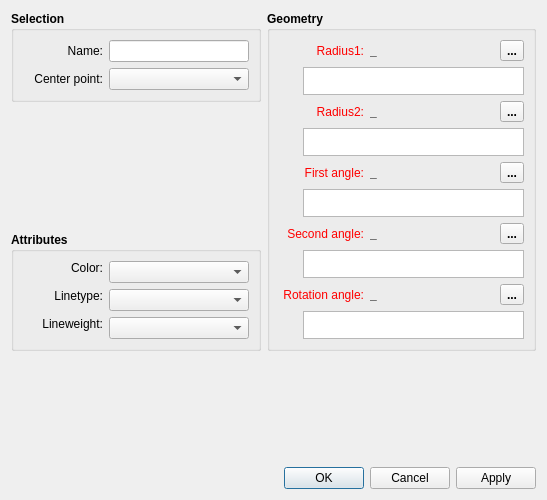
This is src/libs/vtools/dialogs/tools/dialogellipticalarc.ui in FashionFreedom/Seamly2D as Qt 5 draws it before an edit. The edited form follows.
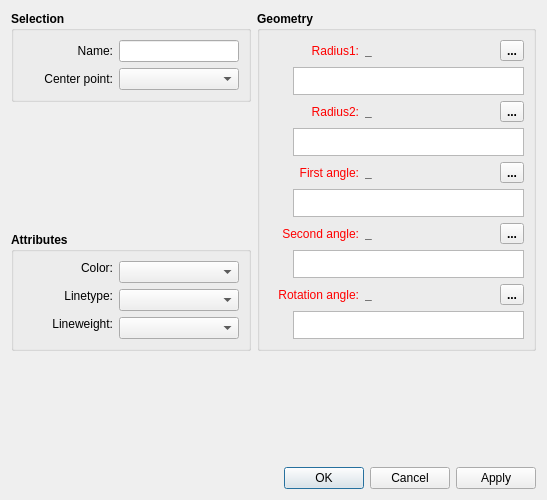
This is the edited form. Icons and pictures are not drawn. Custom widgets are drawn as their Qt base class.

The edit to the form file:
```diff
--- a/src/libs/vtools/dialogs/tools/dialogellipticalarc.ui
+++ b/src/libs/vtools/dialogs/tools/dialogellipticalarc.ui
@@ -36,10 +36,15 @@
            <verstretch>0</verstretch>
           </sizepolicy>
          </property>
+         <property name="minimumSize">
+          <size>
+           <width>0</width>
+           <height>80</height>
+          </size>
+         </property>
          <property name="font">
           <font>
            <pointsize>9</pointsize>
-           <weight>75</weight>
            <bold>true</bold>
           </font>
          </property>
@@ -48,18 +53,21 @@
          </property>
          <layout class="QVBoxLayout" name="verticalLayout">
           <item>
-           <layout class="QHBoxLayout" name="horizontalLayout_3">
-            <item>
+           <layout class="QFormLayout" name="formLayout">
+            <property name="labelAlignment">
+             <set>Qt::AlignRight|Qt::AlignTrailing|Qt::AlignVCenter</set>
+            </property>
+            <item row="0" column="0">
              <widget class="QLabel" name="name_Label">
               <property name="minimumSize">
                <size>
-                <width>80</width>
+                <width>90</width>
                 <height>0</height>
                </size>
               </property>
               <property name="font">
                <font>
-                <weight>50</weight>
+                <pointsize>9</pointsize>
                 <bold>false</bold>
                </font>
               </property>
@@ -71,27 +79,23 @@
               </property>
              </widget>
             </item>
-            <item>
+            <item row="0" column="1">
              <widget class="QLineEdit" name="name_LineEdit">
               <property name="minimumSize">
                <size>
-                <width>140</width>
+                <width>80</width>
                 <height>0</height>
                </size>
               </property>
               <property name="font">
                <font>
-                <weight>50</weight>
+                <pointsize>9</pointsize>
                 <bold>false</bold>
                </font>
               </property>
              </widget>
             </item>
-           </layout>
-          </item>
-          <item>
-           <layout class="QHBoxLayout" name="horizontalLayout">
-            <item>
+            <item row="1" column="0">
              <widget class="QLabel" name="centerPoint_Label">
               <property name="sizePolicy">
                <sizepolicy hsizetype="Fixed" vsizetype="Preferred">
@@ -101,13 +105,13 @@
               </property>
               <property name="minimumSize">
                <size>
-                <width>80</width>
+                <width>90</width>
                 <height>0</height>
                </size>
               </property>
               <property name="font">
                <font>
-                <weight>50</weight>
+                <pointsize>9</pointsize>
                 <bold>false</bold>
                </font>
               </property>
@@ -119,17 +123,17 @@
               </property>
              </widget>
             </item>
-            <item>
+            <item row="1" column="1">
              <widget class="QComboBox" name="centerPoint_ComboBox">
               <property name="minimumSize">
                <size>
-                <width>140</width>
+                <width>80</width>
                 <height>0</height>
                </size>
               </property>
               <property name="font">
                <font>
-                <weight>50</weight>
+                <pointsize>9</pointsize>
                 <bold>false</bold>
                </font>
               </property>
@@ -167,7 +171,6 @@
          <property name="font">
           <font>
            <pointsize>9</pointsize>
-           <weight>75</weight>
            <bold>true</bold>
           </font>
          </property>
@@ -177,6 +180,9 @@
          <layout class="QVBoxLayout" name="verticalLayout_4">
           <item>
            <layout class="QFormLayout" name="formLayout_3">
+            <property name="labelAlignment">
+             <set>Qt::AlignRight|Qt::AlignTrailing|Qt::AlignVCenter</set>
+            </property>
             <item row="1" column="0">
              <widget class="QLabel" name="lineType_Label">
               <property name="sizePolicy">
@@ -187,7 +193,7 @@
               </property>
               <property name="minimumSize">
                <size>
-                <width>80</width>
+                <width>90</width>
                 <height>0</height>
                </size>
               </property>
@@ -200,7 +206,6 @@
               <property name="font">
                <font>
                 <pointsize>9</pointsize>
-                <weight>50</weight>
                 <bold>false</bold>
                </font>
               </property>
@@ -222,7 +227,7 @@
               </property>
               <property name="minimumSize">
                <size>
-                <width>140</width>
+                <width>80</width>
                 <height>0</height>
                </size>
               </property>
@@ -235,7 +240,6 @@
               <property name="font">
                <font>
                 <pointsize>9</pointsize>
-                <weight>50</weight>
                 <bold>false</bold>
                </font>
               </property>
@@ -251,7 +255,7 @@
               </property>
               <property name="minimumSize">
                <size>
-                <width>80</width>
+                <width>90</width>
                 <height>0</height>
                </size>
               </property>
@@ -264,7 +268,6 @@
               <property name="font">
                <font>
                 <pointsize>9</pointsize>
-                <weight>50</weight>
                 <bold>false</bold>
                </font>
               </property>
@@ -286,14 +289,13 @@
               </property>
               <property name="minimumSize">
                <size>
-                <width>140</width>
+                <width>80</width>
                 <height>0</height>
                </size>
               </property>
               <property name="font">
                <font>
                 <pointsize>9</pointsize>
-                <weight>50</weight>
                 <bold>false</bold>
                </font>
               </property>
@@ -309,7 +311,7 @@
               </property>
               <property name="minimumSize">
                <size>
-                <width>80</width>
+                <width>90</width>
                 <height>0</height>
                </size>
               </property>
@@ -322,7 +324,6 @@
               <property name="font">
                <font>
                 <pointsize>9</pointsize>
-                <weight>50</weight>
                 <bold>false</bold>
                </font>
               </property>
@@ -344,14 +345,13 @@
               </property>
               <property name="minimumSize">
                <size>
-                <width>140</width>
+                <width>80</width>
                 <height>0</height>
                </size>
               </property>
               <property name="font">
                <font>
                 <pointsize>9</pointsize>
-                <weight>50</weight>
                 <bold>false</bold>
                </font>
               </property>
@@ -375,7 +375,6 @@
        <property name="font">
         <font>
          <pointsize>9</pointsize>
-         <weight>75</weight>
          <bold>true</bold>
         </font>
        </property>
@@ -388,14 +387,14 @@
           <item alignment="Qt::AlignLeft">
            <widget class="QLabel" name="labelEditRadius1">
             <property name="sizePolicy">
-             <sizepolicy hsizetype="Fixed" vsizetype="Preferred">
+             <sizepolicy hsizetype="Preferred" vsizetype="Preferred">
               <horstretch>0</horstretch>
               <verstretch>0</verstretch>
              </sizepolicy>
             </property>
             <property name="minimumSize">
              <size>
-              <width>85</width>
+              <width>90</width>
               <height>0</height>
              </size>
             </property>
@@ -438,7 +437,7 @@
             </property>
             <property name="font">
              <font>
-              <weight>50</weight>
+              <pointsize>9</pointsize>
               <bold>false</bold>
              </font>
             </property>
@@ -460,7 +459,7 @@
             </property>
             <property name="minimumSize">
              <size>
-              <width>87</width>
+              <width>40</width>
               <height>0</height>
              </size>
             </property>
@@ -579,14 +578,14 @@
           <item alignment="Qt::AlignLeft">
            <widget class="QLabel" name="labelEditRadius2">
             <property name="sizePolicy">
-             <sizepolicy hsizetype="Fixed" vsizetype="Preferred">
+             <sizepolicy hsizetype="Preferred" vsizetype="Preferred">
               <horstretch>0</horstretch>
               <verstretch>0</verstretch>
              </sizepolicy>
             </property>
             <property name="minimumSize">
              <size>
-              <width>85</width>
+              <width>90</width>
               <height>0</height>
              </size>
             </property>
@@ -629,7 +628,7 @@
             </property>
             <property name="font">
              <font>
-              <weight>50</weight>
+              <pointsize>9</pointsize>
               <bold>false</bold>
              </font>
             </property>
@@ -651,7 +650,7 @@
             </property>
             <property name="minimumSize">
              <size>
-              <width>87</width>
+              <width>40</width>
               <height>0</height>
              </size>
             </property>
@@ -770,14 +769,14 @@
           <item alignment="Qt::AlignLeft">
            <widget class="QLabel" name="labelEditF1">
             <property name="sizePolicy">
-             <sizepolicy hsizetype="Fixed" vsizetype="Preferred">
+             <sizepolicy hsizetype="Preferred" vsizetype="Preferred">
               <horstretch>0</horstretch>
               <verstretch>0</verstretch>
              </sizepolicy>
             </property>
             <property name="minimumSize">
              <size>
-              <width>85</width>
+              <width>90</width>
               <height>0</height>
              </size>
             </property>
@@ -820,7 +819,7 @@
             </property>
             <property name="font">
              <font>
-              <weight>50</weight>
+              <pointsize>9</pointsize>
               <bold>false</bold>
              </font>
             </property>
@@ -842,7 +841,7 @@
             </property>
             <property name="minimumSize">
              <size>
-              <width>87</width>
+              <width>40</width>
               <height>0</height>
              </size>
             </property>
@@ -961,14 +960,14 @@
           <item alignment="Qt::AlignLeft">
            <widget class="QLabel" name="labelEditF2">
             <property name="sizePolicy">
-             <sizepolicy hsizetype="Fixed" vsizetype="Preferred">
+             <sizepolicy hsizetype="Preferred" vsizetype="Preferred">
               <horstretch>0</horstretch>
               <verstretch>0</verstretch>
              </sizepolicy>
             </property>
             <property name="minimumSize">
              <size>
-              <width>85</width>
+              <width>90</width>
               <height>0</height>
              </size>
             </property>
@@ -1011,7 +1010,7 @@
             </property>
             <property name="font">
              <font>
-              <weight>50</weight>
+              <pointsize>9</pointsize>
               <bold>false</bold>
              </font>
             </property>
@@ -1033,7 +1032,7 @@
             </property>
             <property name="minimumSize">
              <size>
-              <width>87</width>
+              <width>40</width>
               <height>0</height>
              </size>
             </property>
@@ -1152,14 +1151,14 @@
           <item alignment="Qt::AlignLeft">
            <widget class="QLabel" name="labelEditRotationAngle">
             <property name="sizePolicy">
-             <sizepolicy hsizetype="Fixed" vsizetype="Preferred">
+             <sizepolicy hsizetype="Preferred" vsizetype="Preferred">
               <horstretch>0</horstretch>
               <verstretch>0</verstretch>
              </sizepolicy>
             </property>
             <property name="minimumSize">
              <size>
-              <width>85</width>
+              <width>90</width>
               <height>0</height>
              </size>
             </property>
@@ -1202,7 +1201,7 @@
             </property>
             <property name="font">
              <font>
-              <weight>50</weight>
+              <pointsize>9</pointsize>
               <bold>false</bold>
              </font>
             </property>
@@ -1224,7 +1223,7 @@
             </property>
             <property name="minimumSize">
              <size>
-              <width>87</width>
+              <width>40</width>
               <height>0</height>
              </size>
             </property>
```
Left out of the diff: 6 changed lines with no effect on the pictures.
